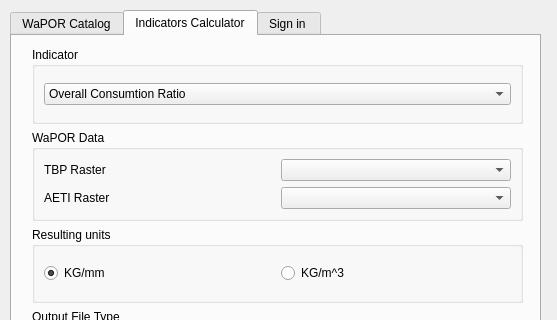
Above: wap_plugin_dialog_base.ui from WAGIS/wap_plugin before the change; both pictures show x 0 to 557 and y 0 to 320 of the 557 by 588 pixel window. Below: the same form after it.
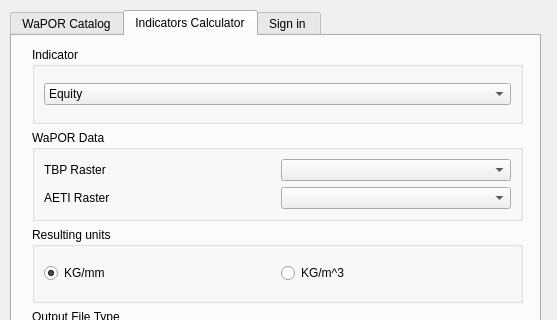
That is the form after the change.

Commit message: Added new indicator name

The edit to the form file:
```diff
--- a/wap_plugin_dialog_base.ui
+++ b/wap_plugin_dialog_base.ui
@@ -285,6 +285,11 @@
         <layout class="QHBoxLayout" name="horizontalLayout_9">
          <item>
           <widget class="QComboBox" name="indicatorListComboBox">
+           <item>
+            <property name="text">
+             <string>Equity</string>
+            </property>
+           </item>
            <item>
             <property name="text">
              <string>Overall Consumtion Ratio</string>
```
